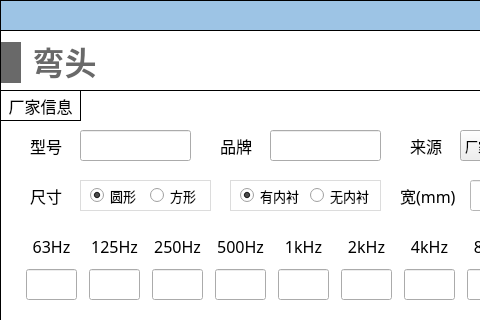
This is NoiseCalSoft/inputDialog/dialog_elbow.ui in haobana/NoiCal as Qt 5 draws it before an edit; both pictures show x 0 to 480 and y 0 to 320 of the 631 by 571 pixel window. The edited form follows.
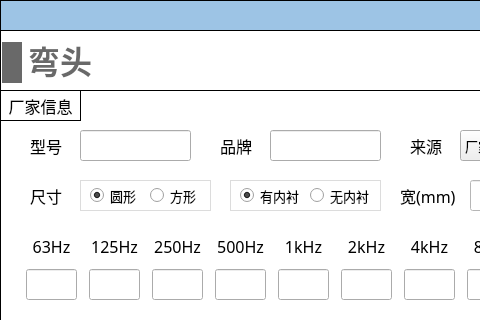
This is the edited form. Icons and pictures are not drawn.

Patch:
```diff
--- a/NoiseCalSoft/inputDialog/dialog_elbow.ui
+++ b/NoiseCalSoft/inputDialog/dialog_elbow.ui
@@ -1069,18 +1069,15 @@
      </property>
     </widget>
    </widget>
-   <widget class="QWidget" name="layoutWidget_19">
-    <property name="geometry">
-     <rect>
-      <x>1</x>
-      <y>10</y>
-      <width>101</width>
-      <height>45</height>
-     </rect>
-    </property>
-    <layout class="QHBoxLayout" name="horizontalLayout_32">
-     <item>
       <widget class="QLabel" name="label_44">
+    <property name="geometry">
+     <rect>
+      <x>2</x>
+      <y>12</y>
+      <width>20</width>
+      <height>41</height>
+     </rect>
+    </property>
        <property name="minimumSize">
         <size>
          <width>20</width>
@@ -1103,9 +1100,15 @@
         <string/>
        </property>
       </widget>
-     </item>
-     <item>
       <widget class="QLabel" name="label_45">
+    <property name="geometry">
+     <rect>
+      <x>28</x>
+      <y>11</y>
+      <width>64</width>
+      <height>43</height>
+     </rect>
+    </property>
        <property name="font">
         <font>
          <family>Microsoft YaHei</family>
@@ -1125,9 +1128,6 @@
        <property name="alignment">
         <set>Qt::AlignBottom|Qt::AlignHCenter</set>
        </property>
-      </widget>
-     </item>
-    </layout>
    </widget>
   </widget>
   <widget class="QWidget" name="widget" native="true">
```
Lines whose indentation alone changed are shown as unchanged.
